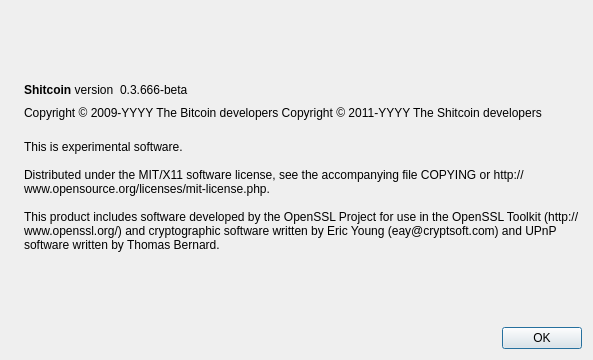
This is src/qt/forms/aboutdialog.ui in swizzlestickscubed/shitcoin as Qt 5 draws it before an edit. The edited form follows.
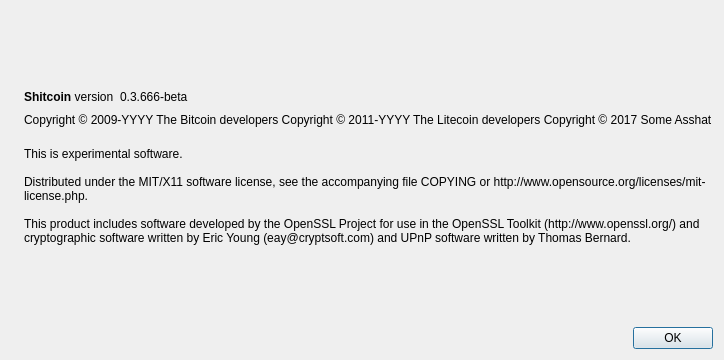
This is the edited form. Icons and pictures are not drawn.

```diff
--- a/src/qt/forms/aboutdialog.ui
+++ b/src/qt/forms/aboutdialog.ui
@@ -92,7 +92,8 @@
        </property>
        <property name="text">
         <string notr="true">Copyright &amp;copy; 2009-YYYY The Bitcoin developers
-Copyright &amp;copy; 2011-YYYY The Shitcoin developers</string>
+Copyright &amp;copy; 2011-YYYY The Litecoin developers
+Copyright &amp;copy; 2017 Some Asshat</string>
        </property>
        <property name="textFormat">
         <enum>Qt::RichText</enum>
```
